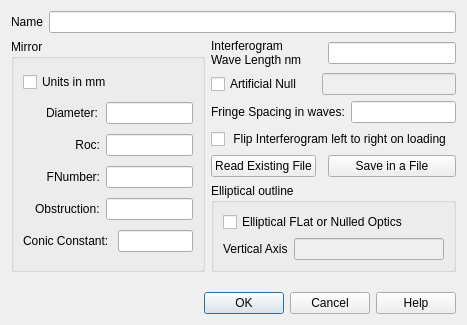
Old version of the form mirrordlg.ui in the repository githubdoe/DFTFringe.
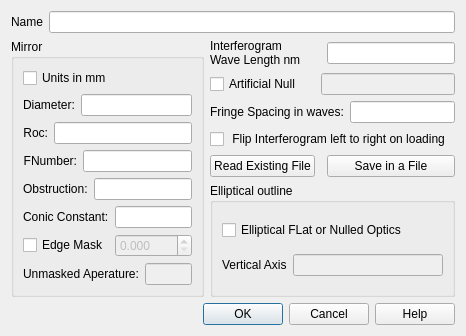
New version of the form.

The edit to the form file:
```diff
--- a/mirrordlg.ui
+++ b/mirrordlg.ui
@@ -6,8 +6,8 @@
    <rect>
     <x>0</x>
     <y>0</y>
-    <width>467</width>
-    <height>325</height>
+    <width>463</width>
+    <height>327</height>
    </rect>
   </property>
   <property name="windowTitle">
@@ -147,8 +147,35 @@
      <property name="title">
       <string>Mirror </string>
      </property>
-     <layout class="QGridLayout" name="gridLayout">
-      <item row="3" column="2">
+     <layout class="QVBoxLayout" name="verticalLayout">
+      <item>
+       <widget class="QCheckBox" name="unitsCB">
+        <property name="text">
+         <string>Units in mm</string>
+        </property>
+       </widget>
+      </item>
+      <item>
+       <layout class="QHBoxLayout" name="horizontalLayout_9">
+        <item>
+         <widget class="QLabel" name="label_2">
+          <property name="text">
+           <string>Diameter:</string>
+          </property>
+         </widget>
+        </item>
+        <item>
+         <widget class="QLineEdit" name="diameter">
+          <property name="toolTip">
+           <string>&lt;html&gt;&lt;head/&gt;&lt;body&gt;&lt;p&gt;Daimeter of clear apature of the mirror or Horizontal axis of ellipse.&lt;/p&gt;&lt;/body&gt;&lt;/html&gt;</string>
+          </property>
+         </widget>
+        </item>
+       </layout>
+      </item>
+      <item>
+       <layout class="QHBoxLayout" name="horizontalLayout_8">
+        <item>
        <widget class="QLabel" name="rocLab">
         <property name="text">
          <string>Roc:</string>
@@ -158,74 +185,118 @@
         </property>
        </widget>
       </item>
-      <item row="4" column="3" colspan="2">
+        <item>
+         <widget class="QLineEdit" name="roc">
+          <property name="toolTip">
+           <string>&lt;html&gt;&lt;head/&gt;&lt;body&gt;&lt;p&gt;Positive value of Radius of curvature of mirror or 0 if testing a flat. Will be ignored if Artificial Null is checked.&lt;/p&gt;&lt;p&gt;The Fnumber will be computed from this value and the diameter.&lt;/p&gt;&lt;/body&gt;&lt;/html&gt;</string>
+          </property>
+         </widget>
+        </item>
+       </layout>
+      </item>
+      <item>
+       <layout class="QHBoxLayout" name="horizontalLayout_7">
+        <item>
+         <widget class="QLabel" name="fnumberLab">
+          <property name="text">
+           <string>FNumber:</string>
+          </property>
+          <property name="alignment">
+           <set>Qt::AlignRight|Qt::AlignTrailing|Qt::AlignVCenter</set>
+          </property>
+         </widget>
+        </item>
+        <item>
        <widget class="QLineEdit" name="FNumber">
         <property name="toolTip">
          <string>Changing this value will compute the Roc value.</string>
         </property>
        </widget>
       </item>
-      <item row="5" column="1" colspan="2">
+       </layout>
+      </item>
+      <item>
+       <layout class="QHBoxLayout" name="horizontalLayout_6">
+        <item>
        <widget class="QLabel" name="label_5">
         <property name="text">
          <string>Obstruction:</string>
         </property>
        </widget>
       </item>
-      <item row="4" column="2">
-       <widget class="QLabel" name="fnumberLab">
-        <property name="text">
-         <string>FNumber:</string>
-        </property>
-        <property name="alignment">
-         <set>Qt::AlignRight|Qt::AlignTrailing|Qt::AlignVCenter</set>
-        </property>
-       </widget>
-      </item>
-      <item row="2" column="3" colspan="2">
-       <widget class="QLineEdit" name="diameter">
-        <property name="toolTip">
-         <string>&lt;html&gt;&lt;head/&gt;&lt;body&gt;&lt;p&gt;Daimeter of mirror or Horizontal axis of ellipse.&lt;/p&gt;&lt;/body&gt;&lt;/html&gt;</string>
-        </property>
-       </widget>
-      </item>
-      <item row="3" column="3" colspan="2">
-       <widget class="QLineEdit" name="roc">
-        <property name="toolTip">
-         <string>&lt;html&gt;&lt;head/&gt;&lt;body&gt;&lt;p&gt;Positive value of Radius of curvature of mirror or 0 if testing a flat. Will be ignored if Artificial Null is checked.&lt;/p&gt;&lt;p&gt;The Fnumber will be computed from this value and the diameter.&lt;/p&gt;&lt;/body&gt;&lt;/html&gt;</string>
-        </property>
-       </widget>
-      </item>
-      <item row="5" column="3" colspan="2">
+        <item>
        <widget class="QLineEdit" name="obs"/>
       </item>
-      <item row="2" column="2">
-       <widget class="QLabel" name="label_2">
-        <property name="text">
-         <string>Diameter:</string>
-        </property>
-       </widget>
+       </layout>
       </item>
-      <item row="1" column="0" colspan="4">
-       <widget class="QCheckBox" name="unitsCB">
-        <property name="text">
-         <string>Units in mm</string>
-        </property>
-       </widget>
-      </item>
-      <item row="7" column="0" colspan="4">
+      <item>
+       <layout class="QHBoxLayout" name="horizontalLayout_5">
+        <item>
        <widget class="QLabel" name="label_6">
         <property name="text">
          <string>Conic Constant:</string>
         </property>
        </widget>
       </item>
-      <item row="7" column="4">
+        <item>
        <widget class="QLineEdit" name="cc">
         <property name="toolTip">
          <string>&lt;html&gt;&lt;head/&gt;&lt;body&gt;&lt;p&gt;Desired conic Constant.  The actual value will be computed by the analysis.&lt;/p&gt;&lt;p&gt;This value is used in computing the Artiicial Null value.&lt;/p&gt;&lt;p&gt;Set to 0 if testing a flat or a sphere.&lt;/p&gt;&lt;p&gt;Set to -1 if testing a paraboloid.&lt;/p&gt;&lt;/body&gt;&lt;/html&gt;</string>
         </property>
        </widget>
+        </item>
+       </layout>
+      </item>
+      <item>
+       <layout class="QHBoxLayout" name="horizontalLayout_4">
+        <item>
+         <widget class="QCheckBox" name="ReducApp">
+          <property name="toolTip">
+           <string>&lt;html&gt;&lt;head/&gt;&lt;body&gt;&lt;p&gt;Enable masking the clear apature at the outside edge.&lt;/p&gt;&lt;/body&gt;&lt;/html&gt;</string>
+          </property>
+          <property name="text">
+           <string>Edge Mask</string>
+          </property>
+         </widget>
+        </item>
+        <item>
+         <widget class="QDoubleSpinBox" name="reduceValue">
+          <property name="enabled">
+           <bool>false</bool>
+          </property>
+          <property name="toolTip">
+           <string>&lt;html&gt;&lt;head/&gt;&lt;body&gt;&lt;p&gt;Width of mask&lt;/p&gt;&lt;/body&gt;&lt;/html&gt;</string>
+          </property>
+          <property name="decimals">
+           <number>3</number>
+          </property>
+          <property name="maximum">
+           <double>1000.000000000000000</double>
+          </property>
+         </widget>
+        </item>
+       </layout>
+      </item>
+      <item>
+       <layout class="QHBoxLayout" name="horizontalLayout_10">
+        <item>
+         <widget class="QLabel" name="clearApLabel">
+          <property name="text">
+           <string>Unmasked Aperature:</string>
+          </property>
+         </widget>
+        </item>
+        <item>
+         <widget class="QLineEdit" name="ClearAp">
+          <property name="enabled">
+           <bool>false</bool>
+          </property>
+          <property name="readOnly">
+           <bool>true</bool>
+          </property>
+         </widget>
+        </item>
+       </layout>
       </item>
      </layout>
     </widget>
```
Left out of the diff: 9 changed lines with no effect on the pictures. Lines whose indentation alone changed are shown as unchanged.
